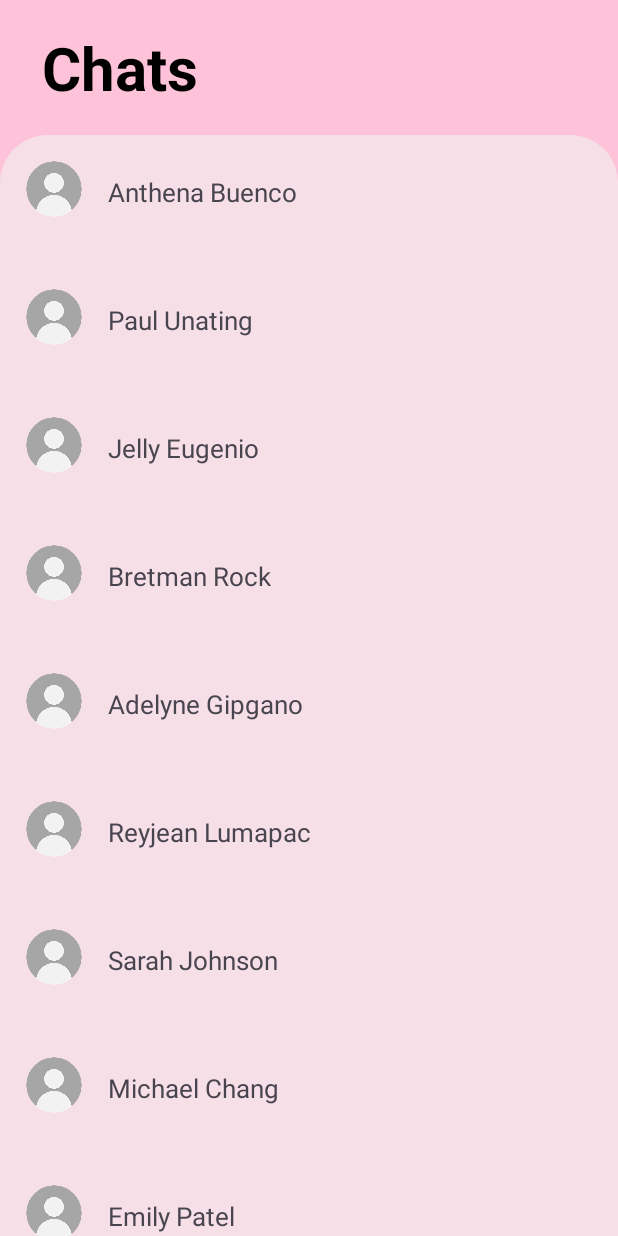
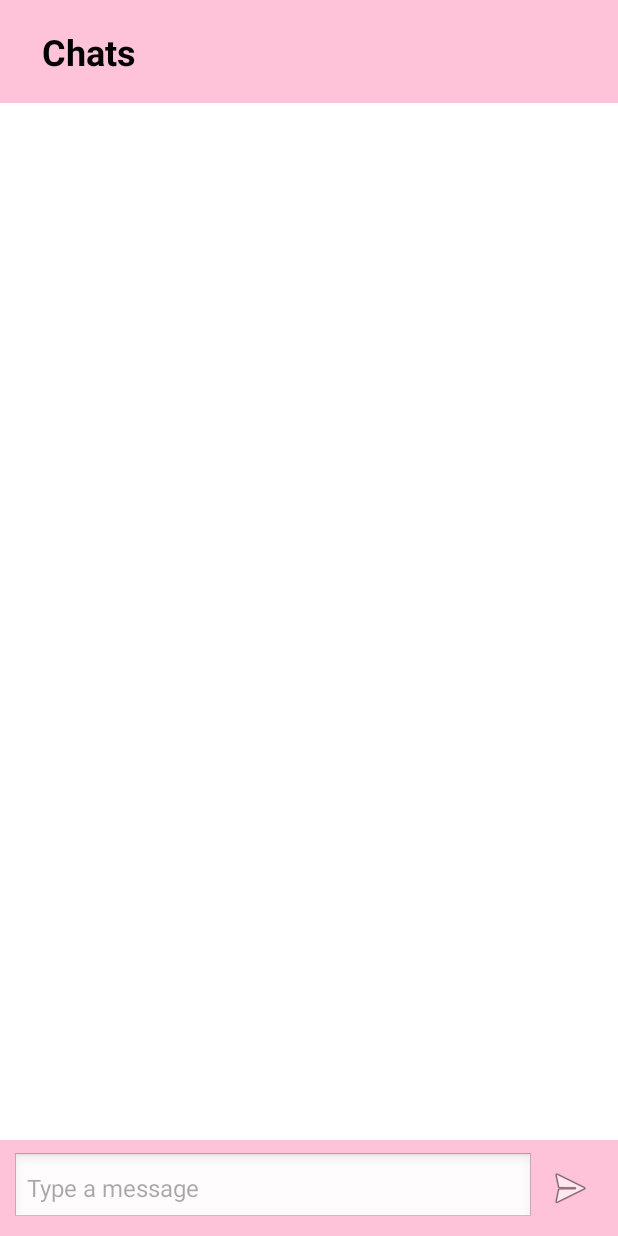
Before and after one commit to reyjeanjoy/Beaute-Rare, an Android app: the MessageActivity screen opened directly, with no data from a screen before it, on a phone screen of 412 x 824 dp. Run offline under Robolectric (Android 15) with nearby library versions, the phone set to English and light mode, and no system bars.

Commit message:
Joseph Cute

```diff
--- a/app/src/main/java/com/beauterare/rare/Message.kt
+++ b/app/src/main/java/com/beauterare/rare/Message.kt
@@ -1,3 +1,7 @@
 package com.beauterare.rare
 
-data class Message(val content: String, val isSent: Boolean)
+data class Message(
+    var id: Long = 0, // ID assigned by the database
+    val content: String,
+    val isSent: Boolean // True if sent, false if received
+)
--- a/app/src/main/java/com/beauterare/rare/MessageActivity.kt
+++ b/app/src/main/java/com/beauterare/rare/MessageActivity.kt
@@ -1,32 +1,49 @@
 package com.beauterare.rare
 
 import android.os.Bundle
+import android.widget.EditText
+import android.widget.ImageButton
 import androidx.appcompat.app.AppCompatActivity
 import androidx.recyclerview.widget.LinearLayoutManager
 import androidx.recyclerview.widget.RecyclerView
 
 class MessageActivity : AppCompatActivity() {
 
+    private lateinit var dbHelper: MessageDatabaseHelper
+    private lateinit var messagesAdapter: MessagesAdapter
+    private lateinit var messagesList: MutableList<Message>
+
     override fun onCreate(savedInstanceState: Bundle?) {
         super.onCreate(savedInstanceState)
         setContentView(R.layout.activity_message)
 
         val recyclerView: RecyclerView = findViewById(R.id.recyclerView)
+        val messageInput: EditText = findViewById(R.id.messageInput)
+        val sendButton: ImageButton = findViewById(R.id.sendButton)
+
+        // Initialize database helper and load messages
+        dbHelper = MessageDatabaseHelper(this)
+        messagesList = dbHelper.getAllMessages().toMutableList()
+
+        // Setup RecyclerView
+        messagesAdapter = MessagesAdapter(messagesList)
         recyclerView.layoutManager = LinearLayoutManager(this)
+        recyclerView.adapter = messagesAdapter
 
-        val people = listOf(
-            Contacts("Anthena Buenco"),
-            Contacts("Paul Unating"),
-            Contacts("Jelly Eugenio"),
-            Contacts("Bretman Rock"),
-            Contacts("Adelyne Gipgano"),
-            Contacts("Reyjean Lumapac"),
-            Contacts("Sarah Johnson"),
-            Contacts("Michael Chang"),
-            Contacts("Emily Patel")
-        )
-
-        val adapter = ContactsAdapter(people)
-        recyclerView.adapter = adapter
+        // Handle sending messages
+        sendButton.setOnClickListener {
+            val inputText = messageInput.text.toString().trim()
+            if (inputText.isNotEmpty()) {
+                val newMessage = Message(content = inputText, isSent = true)
+                val id = dbHelper.addMessage(newMessage)
+                if (id != -1L) {
+                    newMessage.id = id // Update ID from database
+                    messagesList.add(newMessage)
+                    messagesAdapter.notifyItemInserted(messagesList.size - 1)
+                    recyclerView.scrollToPosition(messagesList.size - 1)
+                    messageInput.text.clear()
+                }
+            }
+        }
     }
 }
--- a/app/src/main/java/com/beauterare/rare/MessagesAdapter.kt
+++ b/app/src/main/java/com/beauterare/rare/MessagesAdapter.kt
@@ -15,7 +15,7 @@ class MessagesAdapter(private val messages: List<Message>) :
 
     override fun onCreateViewHolder(parent: ViewGroup, viewType: Int): MessageViewHolder {
         val itemView = LayoutInflater.from(parent.context)
-            .inflate(R.layout.message_item, parent, false)
+            .inflate(R.layout.custom_item_layout, parent, false)
         return MessageViewHolder(itemView)
     }
 
--- /dev/null
+++ b/app/src/main/java/com/beauterare/rare/models/MessageDatabaseHelper.kt
@@ -0,0 +1,60 @@
+package com.beauterare.rare
+
+import android.content.ContentValues
+import android.content.Context
+import android.database.Cursor
+import android.database.sqlite.SQLiteDatabase
+import android.database.sqlite.SQLiteOpenHelper
+
+class MessageDatabaseHelper(context: Context) :
+    SQLiteOpenHelper(context, DATABASE_NAME, null, DATABASE_VERSION) {
+
+    override fun onCreate(db: SQLiteDatabase) {
+        val createTableQuery = """
+            CREATE TABLE messages (
+                id INTEGER PRIMARY KEY AUTOINCREMENT,
+                content TEXT NOT NULL,
+                isSent INTEGER NOT NULL
+            )
+        """
+        db.execSQL(createTableQuery)
+    }
+
+    override fun onUpgrade(db: SQLiteDatabase, oldVersion: Int, newVersion: Int) {
+        db.execSQL("DROP TABLE IF EXISTS messages")
+        onCreate(db)
+    }
+
+    // Add a message to the database
+    fun addMessage(message: Message): Long {
+        val db = writableDatabase
+        val values = ContentValues().apply {
+            put("content", message.content)
+            put("isSent", if (message.isSent) 1 else 0)
+        }
+        return db.insert("messages", null, values)
+    }
+
+    // Retrieve all messages from the database
+    fun getAllMessages(): List<Message> {
+        val db = readableDatabase
+        val messages = mutableListOf<Message>()
+        val cursor: Cursor = db.rawQuery("SELECT * FROM messages", null)
+
+        if (cursor.moveToFirst()) {
+            do {
+                val id = cursor.getLong(cursor.getColumnIndexOrThrow("id"))
+                val content = cursor.getString(cursor.getColumnIndexOrThrow("content"))
+                val isSent = cursor.getInt(cursor.getColumnIndexOrThrow("isSent")) == 1
+                messages.add(Message(id, content, isSent))
+            } while (cursor.moveToNext())
+        }
+        cursor.close()
+        return messages
+    }
+
+    companion object {
+        private const val DATABASE_NAME = "Messages.db"
+        private const val DATABASE_VERSION = 1
+    }
+}
--- a/app/src/main/res/layout/activity_message.xml
+++ b/app/src/main/res/layout/activity_message.xml
@@ -6,39 +6,61 @@
     android:background="#FFC3D9"
     android:orientation="vertical">
 
+    <!-- Header -->
     <LinearLayout
         android:layout_width="match_parent"
         android:layout_height="wrap_content"
         android:orientation="horizontal"
-        android:gravity="end"
+        android:gravity="center"
         android:padding="8dp">
 
         <TextView
             android:layout_width="wrap_content"
             android:layout_height="wrap_content"
             android:text="Chats"
-            android:textSize="40sp"
+            android:textSize="24sp"
             android:textStyle="bold"
             android:layout_gravity="center_vertical"
             android:layout_weight="1"
             android:layout_marginTop="10dp"
             android:layout_marginBottom="10dp"
             android:layout_marginStart="20dp"
-            android:textColor="@color/black"/>
-
+            android:textColor="@color/black" />
     </LinearLayout>
 
-    <androidx.core.widget.NestedScrollView
+    <!-- Message List -->
+    <androidx.recyclerview.widget.RecyclerView
+        android:id="@+id/recyclerView"
+        android:layout_width="match_parent"
+        android:layout_height="0dp"
+        android:layout_weight="1"
+        android:padding="8dp"
+        android:background="@color/white" />
+
+    <!-- Message Input and Send Button -->
+    <LinearLayout
         android:layout_width="match_parent"
         android:layout_height="wrap_content"
-        android:layout_weight="1">
+        android:orientation="horizontal"
+        android:padding="8dp">
 
-        <androidx.recyclerview.widget.RecyclerView
-            android:id="@+id/recyclerView"
-            android:layout_width="match_parent"
+        <EditText
+            android:id="@+id/messageInput"
+            android:layout_width="0dp"
             android:layout_height="wrap_content"
-            android:padding="8dp"
-            android:background="@drawable/chats_bground" />
+            android:layout_weight="1"
+            android:hint="Type a message"
+            android:background="@android:drawable/edit_text"
+            android:padding="10dp"
+            android:textSize="16sp" />
 
-    </androidx.core.widget.NestedScrollView>
+        <ImageButton
+            android:id="@+id/sendButton"
+            android:layout_width="wrap_content"
+            android:layout_height="wrap_content"
+            android:src="@android:drawable/ic_menu_send"
+            android:contentDescription="Send"
+            android:background="?attr/selectableItemBackground"
+            android:padding="8dp" />
+    </LinearLayout>
 </LinearLayout>
```
Also changed, not shown: app/src/main/java/com/beauterare/rare/ConversationActivity.kt (+14 -6 lines), app/src/main/res/layout/custom_item_layout.xml (added, +16 -0 lines).
